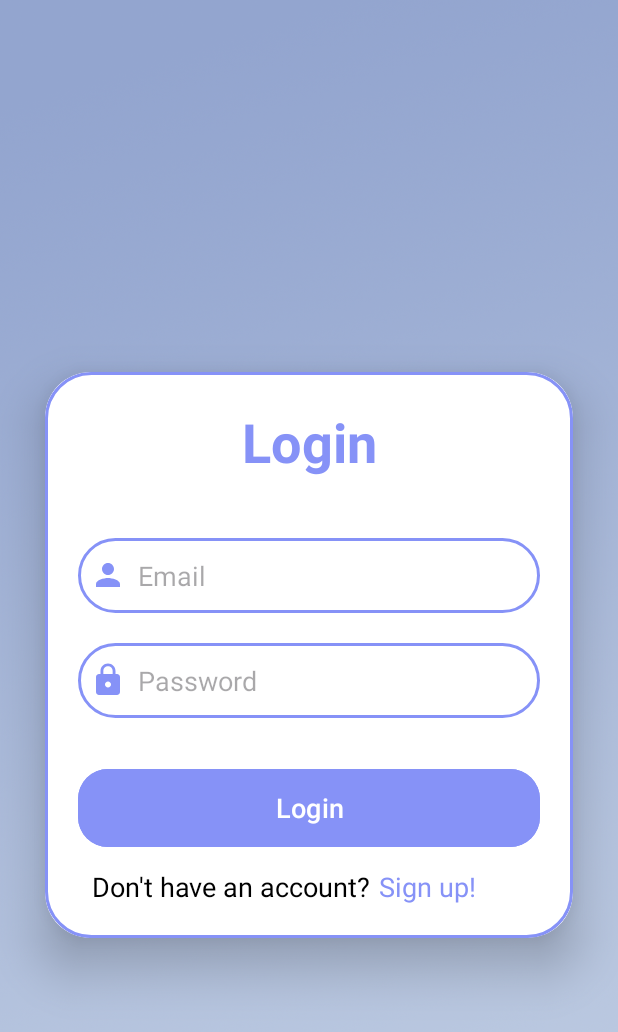
After one commit to eminozkan/rating-application-mobile, an Android app: the LoginActivity screen opened directly, with no data from a screen before it, on a phone screen of 412 x 824 dp. The commit adds this screen. Shown: the top 1032 px of the screen. Run offline under Robolectric (Android 15) with nearby library versions, the phone set to English and light mode, and no system bars.

Commit message:
Add Login Activity

```diff
--- a/app/src/main/AndroidManifest.xml
+++ b/app/src/main/AndroidManifest.xml
@@ -13,6 +13,9 @@
         android:theme="@style/Theme.RatingApplication"
         tools:targetApi="31">
         <activity
+            android:name=".app.login.LoginActivity"
+            android:exported="false" />
+        <activity
             android:name=".MainActivity"
             android:exported="true">
             <intent-filter>
--- /dev/null
+++ b/app/src/main/java/dev/ozkan/ratingapplication/app/login/LoginActivity.kt
@@ -0,0 +1,12 @@
+package dev.ozkan.ratingapplication.app.login
+
+import androidx.appcompat.app.AppCompatActivity
+import android.os.Bundle
+import dev.ozkan.ratingapplication.R
+
+class LoginActivity : AppCompatActivity() {
+    override fun onCreate(savedInstanceState: Bundle?) {
+        super.onCreate(savedInstanceState)
+        setContentView(R.layout.activity_login)
+    }
+}
--- /dev/null
+++ b/app/src/main/res/drawable/baseline_lock_24.xml
@@ -0,0 +1,5 @@
+<vector android:height="24dp" android:tint="#8692f7"
+    android:viewportHeight="24" android:viewportWidth="24"
+    android:width="24dp" xmlns:android="http://schemas.android.com/apk/res/android">
+    <path android:fillColor="@android:color/white" android:pathData="M18,8h-1L17,6c0,-2.76 -2.24,-5 -5,-5S7,3.24 7,6v2L6,8c-1.1,0 -2,0.9 -2,2v10c0,1.1 0.9,2 2,2h12c1.1,0 2,-0.9 2,-2L20,10c0,-1.1 -0.9,-2 -2,-2zM12,17c-1.1,0 -2,-0.9 -2,-2s0.9,-2 2,-2 2,0.9 2,2 -0.9,2 -2,2zM15.1,8L8.9,8L8.9,6c0,-1.71 1.39,-3.1 3.1,-3.1 1.71,0 3.1,1.39 3.1,3.1v2z"/>
+</vector>
--- /dev/null
+++ b/app/src/main/res/drawable/baseline_person_24.xml
@@ -0,0 +1,5 @@
+<vector android:height="24dp" android:tint="#8692f7"
+    android:viewportHeight="24" android:viewportWidth="24"
+    android:width="24dp" xmlns:android="http://schemas.android.com/apk/res/android">
+    <path android:fillColor="@android:color/white" android:pathData="M12,12c2.21,0 4,-1.79 4,-4s-1.79,-4 -4,-4 -4,1.79 -4,4 1.79,4 4,4zM12,14c-2.67,0 -8,1.34 -8,4v2h16v-2c0,-2.66 -5.33,-4 -8,-4z"/>
+</vector>
--- /dev/null
+++ b/app/src/main/res/drawable/custom_edittext.xml
@@ -0,0 +1,11 @@
+<?xml version="1.0" encoding="utf-8"?>
+<shape xmlns:android="http://schemas.android.com/apk/res/android"
+    android:shape="rectangle">
+
+    <stroke
+        android:width="2dp"
+        android:color="@color/lavender"/>
+
+    <corners
+        android:radius="30dp"/>
+</shape>
--- /dev/null
+++ b/app/src/main/res/drawable/rounded_button_background.xml
@@ -0,0 +1,4 @@
+<shape xmlns:android="http://schemas.android.com/apk/res/android">
+    <corners android:radius="19dp" />
+    <solid android:color="#2196F3" />
+</shape>
--- /dev/null
+++ b/app/src/main/res/layout/activity_login.xml
@@ -0,0 +1,107 @@
+<?xml version="1.0" encoding="utf-8"?>
+<LinearLayout
+    xmlns:android="http://schemas.android.com/apk/res/android"
+    xmlns:app="http://schemas.android.com/apk/res-auto"
+    xmlns:tools="http://schemas.android.com/tools"
+    android:layout_width="match_parent"
+    android:layout_height="match_parent"
+    android:orientation="vertical"
+    android:gravity="center"
+    android:background="@drawable/login_background"
+    tools:context=".app.login.LoginActivity">
+
+    <androidx.cardview.widget.CardView
+        android:layout_width="match_parent"
+        android:layout_height="wrap_content"
+        android:layout_marginTop="50dp"
+        android:layout_marginLeft="30dp"
+        android:layout_marginRight="30dp"
+        app:cardCornerRadius="30dp"
+        app:cardElevation="20dp">
+
+        <LinearLayout
+            android:layout_width="match_parent"
+            android:layout_height="wrap_content"
+            android:orientation="vertical"
+            android:layout_gravity="center_horizontal"
+            android:padding="22sp"
+            android:background="@drawable/custom_edittext">
+            <TextView
+                android:layout_width="match_parent"
+                android:layout_height="wrap_content"
+                android:text="Login"
+                android:id="@+id/loginText"
+                android:textSize="36sp"
+                android:textAlignment="center"
+                android:textStyle="bold"
+                android:textColor="@color/lavender"/>
+
+            <EditText
+                android:layout_width="match_parent"
+                android:layout_height="50dp"
+                android:id="@+id/username"
+                android:background="@drawable/custom_edittext"
+                android:layout_marginTop="40dp"
+                android:padding="8dp"
+                android:hint="Email"
+                android:drawableLeft="@drawable/baseline_person_24"
+                android:textColor="@color/black"
+                android:drawablePadding="8dp"/>
+
+
+            <EditText
+                android:layout_width="match_parent"
+                android:layout_height="50dp"
+                android:id="@+id/password"
+                android:background="@drawable/custom_edittext"
+                android:layout_marginTop="20dp"
+                android:inputType="textPassword"
+                android:padding="8dp"
+                android:hint="Password"
+                android:drawableLeft="@drawable/baseline_lock_24"
+                android:textColor="@color/black"
+                android:drawablePadding="8dp"/>
+
+            <Button
+                android:layout_width="match_parent"
+                android:layout_height="60dp"
+                android:text="Login"
+                android:textSize="18sp"
+                android:layout_marginTop="30dp"
+                android:backgroundTint="@color/lavender"
+                app:cornerRadius = "20dp"/>
+
+            <LinearLayout
+                android:layout_width="match_parent"
+                android:layout_height="wrap_content"
+                android:orientation="horizontal"
+                android:layout_marginTop="10dp"
+                android:layout_marginHorizontal="9dp">
+
+                <TextView
+                    android:layout_width="wrap_content"
+                    android:layout_height="match_parent"
+                    android:text="Don't have an account?"
+                    android:textColor="@color/black"
+                    android:textSize="18sp"
+                    />
+
+                <TextView
+                    android:layout_width="wrap_content"
+                    android:layout_height="match_parent"
+                    android:layout_marginLeft="5dp"
+                    android:id="@+id/signup"
+                    android:clickable="true"
+                    android:text="Sign up!"
+                    android:textColor="@color/lavender"
+                    android:textSize="18sp"
+                    tools:ignore="TouchTargetSizeCheck" />
+            </LinearLayout>
+
+
+        </LinearLayout>
+
+    </androidx.cardview.widget.CardView>
+
+
+</LinearLayout>
```
Also changed, not shown: app/build.gradle.kts (+6 -2 lines), app/src/main/java/dev/ozkan/ratingapplication/MainActivity.kt (+14 -0 lines), app/src/main/res/layout/activity_main.xml (+31 -10 lines), app/src/main/res/values/colors.xml (+8 -1 lines), app/src/main/res/drawable/login_background.png (added), app/src/main/res/drawable/logo.png (added).
